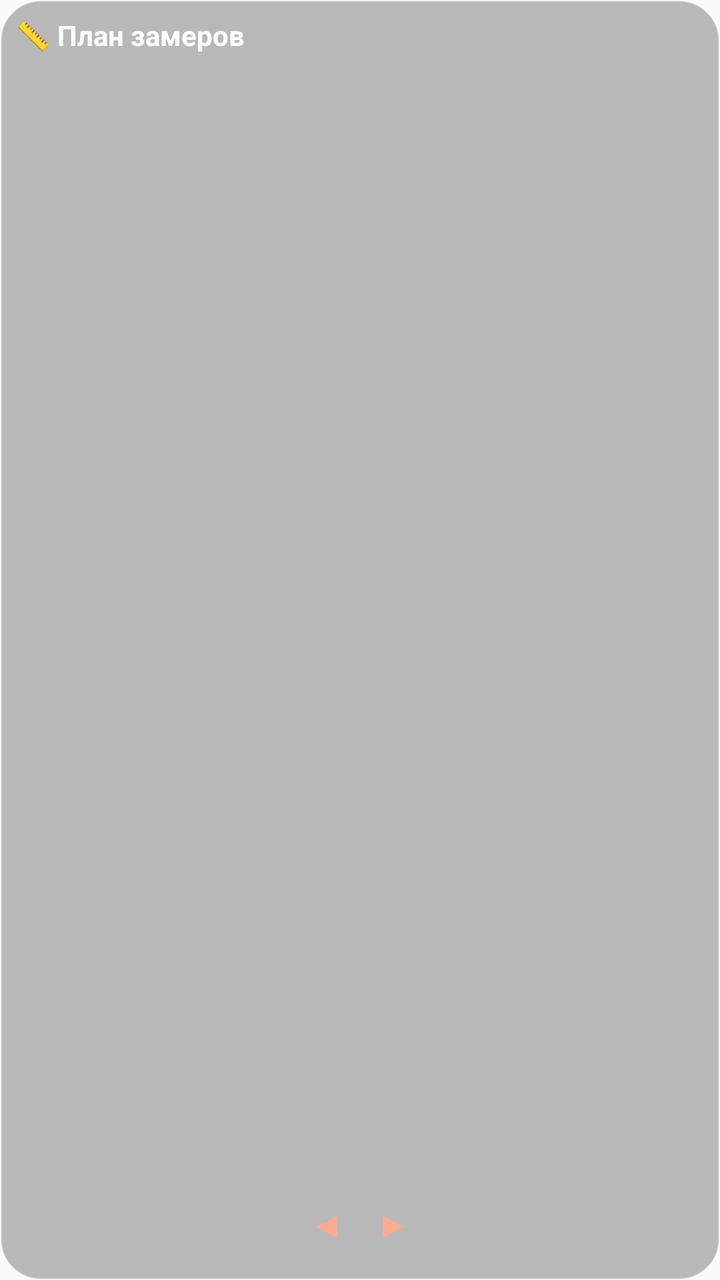
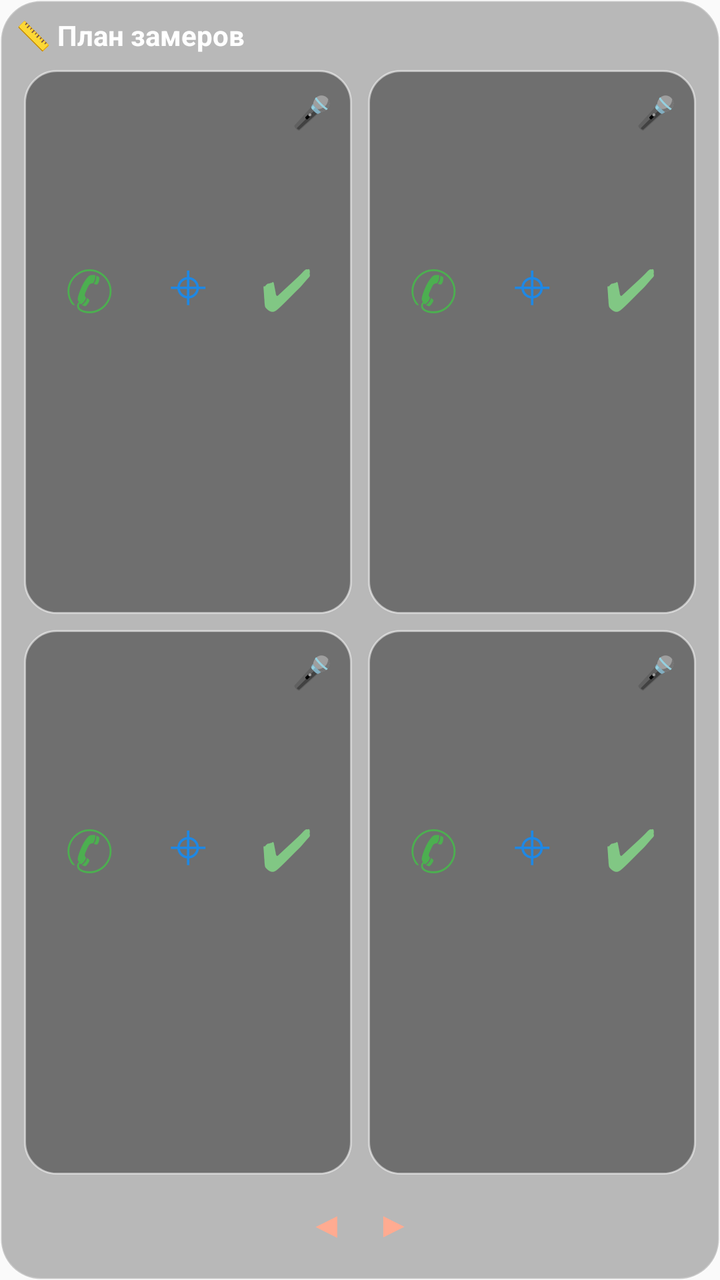

Screens rendered from an Android XML layout before and after an edit, with the pre-edit source and the edit as a unified diff.
<!-- AndroidManifest.xml: application theme Theme.PlanZamerov -->
<!-- res/layout/zamer_widget.xml -->
<?xml version="1.0" encoding="utf-8"?>
<LinearLayout xmlns:android="http://schemas.android.com/apk/res/android"
    android:id="@+id/w_root"
    android:layout_width="match_parent"
    android:layout_height="match_parent"
    android:orientation="vertical"
    android:background="@drawable/widget_tile_bg"
    android:padding="8dp">

    
    <TextView
        android:id="@+id/w_title"
        android:layout_width="match_parent"
        android:layout_height="wrap_content"
        android:text="📏 План замеров"
        android:textColor="#FFFFFF"
        android:textSize="14sp"
        android:textStyle="bold"
        android:paddingBottom="4dp" />

    
    <ViewFlipper
        android:id="@+id/view_flipper"
        android:layout_width="match_parent"
        android:layout_height="0dp"
        android:layout_weight="1" />

    
    <LinearLayout
        android:layout_width="match_parent"
        android:layout_height="wrap_content"
        android:orientation="horizontal"
        android:gravity="center">

        <TextView
            android:id="@+id/btn_prev"
            android:layout_width="wrap_content"
            android:layout_height="wrap_content"
            android:text="◀"
            android:textColor="#FFAB91"
            android:textSize="18sp"
            android:padding="8dp" />

        <TextView
            android:id="@+id/btn_next"
            android:layout_width="wrap_content"
            android:layout_height="wrap_content"
            android:text="▶"
            android:textColor="#FFAB91"
            android:textSize="18sp"
            android:padding="8dp" />
    </LinearLayout>

    
    <TextView
        android:id="@+id/w_empty"
        android:layout_width="match_parent"
        android:layout_height="0dp"
        android:layout_weight="1"
        android:text="Нет предстоящих замеров"
        android:textColor="#CCFFFFFF"
        android:textSize="14sp"
        android:gravity="center"
        android:visibility="gone" />
</LinearLayout>
<!-- resources referenced by this layout -->
<resources>
  <!-- drawable widget_tile_bg (drawable) -->
  <?xml version="1.0" encoding="utf-8"?>
  <shape xmlns:android="http://schemas.android.com/apk/res/android"
      android:shape="rectangle">
      <solid android:color="#4D1E1E1E" />
      <corners android:radius="20dp" />
      <stroke android:width="1dp" android:color="#40FFFFFF" />
  </shape>
  <style name="Theme.PlanZamerov" parent="android:Theme.Material.Light.NoActionBar" />
</resources>

<!-- the commit's change to res/layout/zamer_widget.xml (unified diff, before → after) -->
@@ -7,7 +7,6 @@
     android:background="@drawable/widget_tile_bg"
     android:padding="8dp">
 
-    
     <TextView
         android:id="@+id/w_title"
         android:layout_width="match_parent"
@@ -18,12 +17,465 @@
         android:textStyle="bold"
         android:paddingBottom="4dp" />
 
-    
-    <ViewFlipper
-        android:id="@+id/view_flipper"
+    <LinearLayout
+        android:id="@+id/cards_container"
         android:layout_width="match_parent"
         android:layout_height="0dp"
-        android:layout_weight="1" />
+        android:layout_weight="1"
+        android:orientation="vertical">
+
+        
+        <LinearLayout
+            android:layout_width="match_parent"
+            android:layout_height="0dp"
+            android:layout_weight="1"
+            android:orientation="horizontal">
+
+            
+            <LinearLayout
+                android:id="@+id/card_1"
+                android:layout_width="0dp"
+                android:layout_weight="1"
+                android:layout_height="match_parent"
+                android:orientation="vertical"
+                android:background="@drawable/widget_card_bg"
+                android:padding="8dp"
+                android:layout_margin="4dp">
+
+                <LinearLayout
+                    android:layout_width="match_parent"
+                    android:layout_height="wrap_content"
+                    android:orientation="horizontal"
+                    android:gravity="center_vertical">
+
+                    <TextView
+                        android:id="@+id/t1_time"
+                        android:layout_width="wrap_content"
+                        android:layout_height="wrap_content"
+                        android:textColor="#FF7043"
+                        android:textSize="15sp"
+                        android:textStyle="bold" />
+
+                    <View
+                        android:layout_width="0dp"
+                        android:layout_height="1dp"
+                        android:layout_weight="1" />
+
+                    <TextView
+                        android:id="@+id/t1_mic"
+                        android:layout_width="wrap_content"
+                        android:layout_height="wrap_content"
+                        android:text="🎤"
+                        android:textColor="#FFAB91"
+                        android:textSize="16sp"
+                        android:padding="2dp" />
+                </LinearLayout>
+
+                <TextView
+                    android:id="@+id/t1_name"
+                    android:layout_width="match_parent"
+                    android:layout_height="wrap_content"
+                    android:textColor="#FFFFFF"
+                    android:textSize="13sp"
+                    android:maxLines="1"
+                    android:ellipsize="end" />
+
+                <TextView
+                    android:id="@+id/t1_from"
+                    android:layout_width="match_parent"
+                    android:layout_height="wrap_content"
+                    android:textColor="#B3FFFFFF"
+                    android:textSize="11sp"
+                    android:maxLines="1"
+                    android:ellipsize="end" />
+
+                <TextView
+                    android:id="@+id/t1_addr"
+                    android:layout_width="match_parent"
+                    android:layout_height="wrap_content"
+                    android:textColor="#B3FFFFFF"
+                    android:textSize="11sp"
+                    android:maxLines="2"
+                    android:ellipsize="end" />
+
+                <LinearLayout
+                    android:layout_width="match_parent"
+                    android:layout_height="wrap_content"
+                    android:orientation="horizontal"
+                    android:gravity="center_vertical"
+                    android:layout_marginTop="4dp">
+
+                    <TextView
+                        android:id="@+id/t1_call"
+                        android:layout_width="0dp"
+                        android:layout_weight="1"
+                        android:layout_height="wrap_content"
+                        android:text="✆"
+                        android:textColor="#4CAF50"
+                        android:textSize="28sp"
+                        android:gravity="center"
+                        android:padding="4dp" />
+
+                    <TextView
+                        android:id="@+id/t1_map"
+                        android:layout_width="0dp"
+                        android:layout_weight="1"
+                        android:layout_height="wrap_content"
+                        android:text="⌖"
+                        android:textColor="#1E88E5"
+                        android:textSize="28sp"
+                        android:gravity="center"
+                        android:padding="4dp" />
+
+                    <TextView
+                        android:id="@+id/t1_done"
+                        android:layout_width="0dp"
+                        android:layout_weight="1"
+                        android:layout_height="wrap_content"
+                        android:text="✔"
+                        android:textColor="#81C784"
+                        android:textSize="28sp"
+                        android:gravity="center"
+                        android:padding="4dp" />
+                </LinearLayout>
+            </LinearLayout>
+
+            
+            <LinearLayout
+                android:id="@+id/card_2"
+                android:layout_width="0dp"
+                android:layout_weight="1"
+                android:layout_height="match_parent"
+                android:orientation="vertical"
+                android:background="@drawable/widget_card_bg"
+                android:padding="8dp"
+                android:layout_margin="4dp">
+
+                <LinearLayout
+                    android:layout_width="match_parent"
+                    android:layout_height="wrap_content"
+                    android:orientation="horizontal"
+                    android:gravity="center_vertical">
+
+                    <TextView
+                        android:id="@+id/t2_time"
+                        android:layout_width="wrap_content"
+                        android:layout_height="wrap_content"
+                        android:textColor="#FF7043"
+                        android:textSize="15sp"
+                        android:textStyle="bold" />
+
+                    <View
+                        android:layout_width="0dp"
+                        android:layout_height="1dp"
+                        android:layout_weight="1" />
+
+                    <TextView
+                        android:id="@+id/t2_mic"
+                        android:layout_width="wrap_content"
+                        android:layout_height="wrap_content"
+                        android:text="🎤"
+                        android:textColor="#FFAB91"
+                        android:textSize="16sp"
+                        android:padding="2dp" />
+                </LinearLayout>
+
+                <TextView
+                    android:id="@+id/t2_name"
+                    android:layout_width="match_parent"
+                    android:layout_height="wrap_content"
+                    android:textColor="#FFFFFF"
+                    android:textSize="13sp"
+                    android:maxLines="1"
+                    android:ellipsize="end" />
+
+                <TextView
+                    android:id="@+id/t2_from"
+                    android:layout_width="match_parent"
+                    android:layout_height="wrap_content"
+                    android:textColor="#B3FFFFFF"
+                    android:textSize="11sp"
+                    android:maxLines="1"
+                    android:ellipsize="end" />
+
+                <TextView
+                    android:id="@+id/t2_addr"
+                    android:layout_width="match_parent"
+                    android:layout_height="wrap_content"
+                    android:textColor="#B3FFFFFF"
+                    android:textSize="11sp"
+                    android:maxLines="2"
+                    android:ellipsize="end" />
+
+                <LinearLayout
+                    android:layout_width="match_parent"
+                    android:layout_height="wrap_content"
+                    android:orientation="horizontal"
+                    android:gravity="center_vertical"
+                    android:layout_marginTop="4dp">
+
+                    <TextView
+                        android:id="@+id/t2_call"
+                        android:layout_width="0dp"
+                        android:layout_weight="1"
+                        android:layout_height="wrap_content"
+                        android:text="✆"
+                        android:textColor="#4CAF50"
+                        android:textSize="28sp"
+                        android:gravity="center"
+                        android:padding="4dp" />
+
+                    <TextView
+                        android:id="@+id/t2_map"
+                        android:layout_width="0dp"
+                        android:layout_weight="1"
+                        android:layout_height="wrap_content"
+                        android:text="⌖"
+                        android:textColor="#1E88E5"
+                        android:textSize="28sp"
+                        android:gravity="center"
+                        android:padding="4dp" />
+
+                    <TextView
+                        android:id="@+id/t2_done"
+                        android:layout_width="0dp"
+                        android:layout_weight="1"
+                        android:layout_height="wrap_content"
+                        android:text="✔"
+                        android:textColor="#81C784"
+                        android:textSize="28sp"
+                        android:gravity="center"
+                        android:padding="4dp" />
+                </LinearLayout>
+            </LinearLayout>
+        </LinearLayout>
+
+        
+        <LinearLayout
+            android:layout_width="match_parent"
+            android:layout_height="0dp"
+            android:layout_weight="1"
+            android:orientation="horizontal">
+
+            
+            <LinearLayout
+                android:id="@+id/card_3"
+                android:layout_width="0dp"
+                android:layout_weight="1"
+                android:layout_height="match_parent"
+                android:orientation="vertical"
+                android:background="@drawable/widget_card_bg"
+                android:padding="8dp"
+                android:layout_margin="4dp">
+
+                <LinearLayout
+                    android:layout_width="match_parent"
+                    android:layout_height="wrap_content"
+                    android:orientation="horizontal"
+                    android:gravity="center_vertical">
+
+                    <TextView
+                        android:id="@+id/t3_time"
+                        android:layout_width="wrap_content"
+                        android:layout_height="wrap_content"
+                        android:textColor="#FF7043"
+                        android:textSize="15sp"
+                        android:textStyle="bold" />
+
+                    <View
+                        android:layout_width="0dp"
+                        android:layout_height="1dp"
+                        android:layout_weight="1" />
+
+                    <TextView
+                        android:id="@+id/t3_mic"
+                        android:layout_width="wrap_content"
+                        android:layout_height="wrap_content"
+                        android:text="🎤"
+                        android:textColor="#FFAB91"
+                        android:textSize="16sp"
+                        android:padding="2dp" />
+                </LinearLayout>
+
+                <TextView
+                    android:id="@+id/t3_name"
+                    android:layout_width="match_parent"
+                    android:layout_height="wrap_content"
+                    android:textColor="#FFFFFF"
+                    android:textSize="13sp"
+                    android:maxLines="1"
+                    android:ellipsize="end" />
+
+                <TextView
+                    android:id="@+id/t3_from"
+                    android:layout_width="match_parent"
+                    android:layout_height="wrap_content"
+                    android:textColor="#B3FFFFFF"
+                    android:textSize="11sp"
+                    android:maxLines="1"
+                    android:ellipsize="end" />
+
+                <TextView
+                    android:id="@+id/t3_addr"
+                    android:layout_width="match_parent"
+                    android:layout_height="wrap_content"
+                    android:textColor="#B3FFFFFF"
+                    android:textSize="11sp"
+                    android:maxLines="2"
+                    android:ellipsize="end" />
+
+                <LinearLayout
+                    android:layout_width="match_parent"
+                    android:layout_height="wrap_content"
+                    android:orientation="horizontal"
+                    android:gravity="center_vertical"
+                    android:layout_marginTop="4dp">
+
+                    <TextView
+                        android:id="@+id/t3_call"
+                        android:layout_width="0dp"
+                        android:layout_weight="1"
+                        android:layout_height="wrap_content"
+                        android:text="✆"
+                        android:textColor="#4CAF50"
+                        android:textSize="28sp"
+                        android:gravity="center"
+                        android:padding="4dp" />
+
+                    <TextView
+                        android:id="@+id/t3_map"
+                        android:layout_width="0dp"
+                        android:layout_weight="1"
+                        android:layout_height="wrap_content"
+                        android:text="⌖"
+                        android:textColor="#1E88E5"
+                        android:textSize="28sp"
+                        android:gravity="center"
+                        android:padding="4dp" />
+
+                    <TextView
+                        android:id="@+id/t3_done"
+                        android:layout_width="0dp"
+                        android:layout_weight="1"
+                        android:layout_height="wrap_content"
+                        android:text="✔"
+                        android:textColor="#81C784"
+                        android:textSize="28sp"
+                        android:gravity="center"
+                        android:padding="4dp" />
+                </LinearLayout>
+            </LinearLayout>
+
+            
+            <LinearLayout
+                android:id="@+id/card_4"
+                android:layout_width="0dp"
+                android:layout_weight="1"
+                android:layout_height="match_parent"
+                android:orientation="vertical"
+                android:background="@drawable/widget_card_bg"
+                android:padding="8dp"
+                android:layout_margin="4dp">
+
+                <LinearLayout
+                    android:layout_width="match_parent"
+                    android:layout_height="wrap_content"
+                    android:orientation="horizontal"
+                    android:gravity="center_vertical">
+
+                    <TextView
+                        android:id="@+id/t4_time"
+                        android:layout_width="wrap_content"
+                        android:layout_height="wrap_content"
+                        android:textColor="#FF7043"
+                        android:textSize="15sp"
+                        android:textStyle="bold" />
+
+                    <View
+                        android:layout_width="0dp"
+                        android:layout_height="1dp"
+                        android:layout_weight="1" />
+
+                    <TextView
+                        android:id="@+id/t4_mic"
+                        android:layout_width="wrap_content"
+                        android:layout_height="wrap_content"
+                        android:text="🎤"
+                        android:textColor="#FFAB91"
+                        android:textSize="16sp"
+                        android:padding="2dp" />
+                </LinearLayout>
+
+                <TextView
+                    android:id="@+id/t4_name"
+                    android:layout_width="match_parent"
+                    android:layout_height="wrap_content"
+                    android:textColor="#FFFFFF"
+                    android:textSize="13sp"
+                    android:maxLines="1"
+                    android:ellipsize="end" />
+
+                <TextView
+                    android:id="@+id/t4_from"
+                    android:layout_width="match_parent"
+                    android:layout_height="wrap_content"
+                    android:textColor="#B3FFFFFF"
+                    android:textSize="11sp"
+                    android:maxLines="1"
+                    android:ellipsize="end" />
+
+                <TextView
+                    android:id="@+id/t4_addr"
+                    android:layout_width="match_parent"
+                    android:layout_height="wrap_content"
+                    android:textColor="#B3FFFFFF"
+                    android:textSize="11sp"
+                    android:maxLines="2"
+                    android:ellipsize="end" />
+
+                <LinearLayout
+                    android:layout_width="match_parent"
+                    android:layout_height="wrap_content"
+                    android:orientation="horizontal"
+                    android:gravity="center_vertical"
+                    android:layout_marginTop="4dp">
+
+                    <TextView
+                        android:id="@+id/t4_call"
+                        android:layout_width="0dp"
+                        android:layout_weight="1"
+                        android:layout_height="wrap_content"
+                        android:text="✆"
+                        android:textColor="#4CAF50"
+                        android:textSize="28sp"
+                        android:gravity="center"
+                        android:padding="4dp" />
+
+                    <TextView
+                        android:id="@+id/t4_map"
+                        android:layout_width="0dp"
+                        android:layout_weight="1"
+                        android:layout_height="wrap_content"
+                        android:text="⌖"
+                        android:textColor="#1E88E5"
+                        android:textSize="28sp"
+                        android:gravity="center"
+                        android:padding="4dp" />
+
+                    <TextView
+                        android:id="@+id/t4_done"
+                        android:layout_width="0dp"
+                        android:layout_weight="1"
+                        android:layout_height="wrap_content"
+                        android:text="✔"
+                        android:textColor="#81C784"
+                        android:textSize="28sp"
+                        android:gravity="center"
+                        android:padding="4dp" />
+                </LinearLayout>
+            </LinearLayout>
+        </LinearLayout>
+    </LinearLayout>
 
     
     <LinearLayout
@@ -51,7 +503,6 @@
             android:padding="8dp" />
     </LinearLayout>
 
-    
     <TextView
         android:id="@+id/w_empty"
         android:layout_width="match_parent"
<!-- resource entries referenced after the edit -->
@@ -1,5 +1,13 @@
 <!-- resources referenced by this layout -->
 <resources>
+  <!-- drawable widget_card_bg (drawable) -->
+  <?xml version="1.0" encoding="utf-8"?>
+  <shape xmlns:android="http://schemas.android.com/apk/res/android"
+      android:shape="rectangle">
+      <solid android:color="#66000000" />
+      <stroke android:width="1dp" android:color="#80FFFFFF" />
+      <corners android:radius="16dp" />
+  </shape>
   <!-- drawable widget_tile_bg (drawable) -->
   <?xml version="1.0" encoding="utf-8"?>
   <shape xmlns:android="http://schemas.android.com/apk/res/android"
